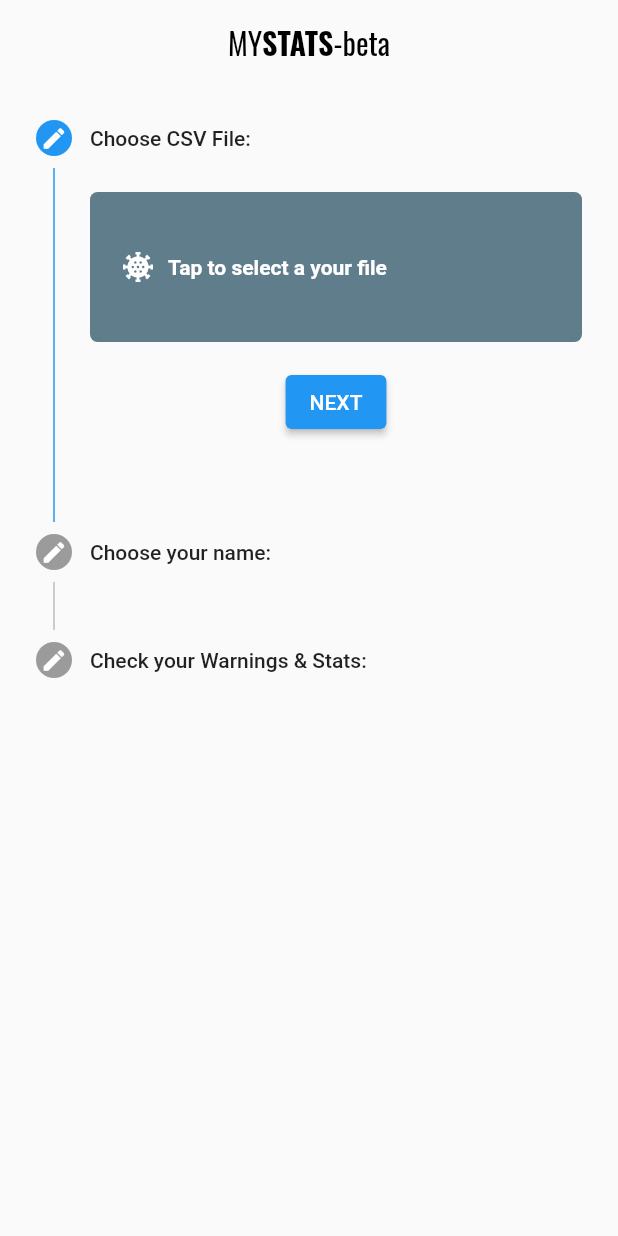
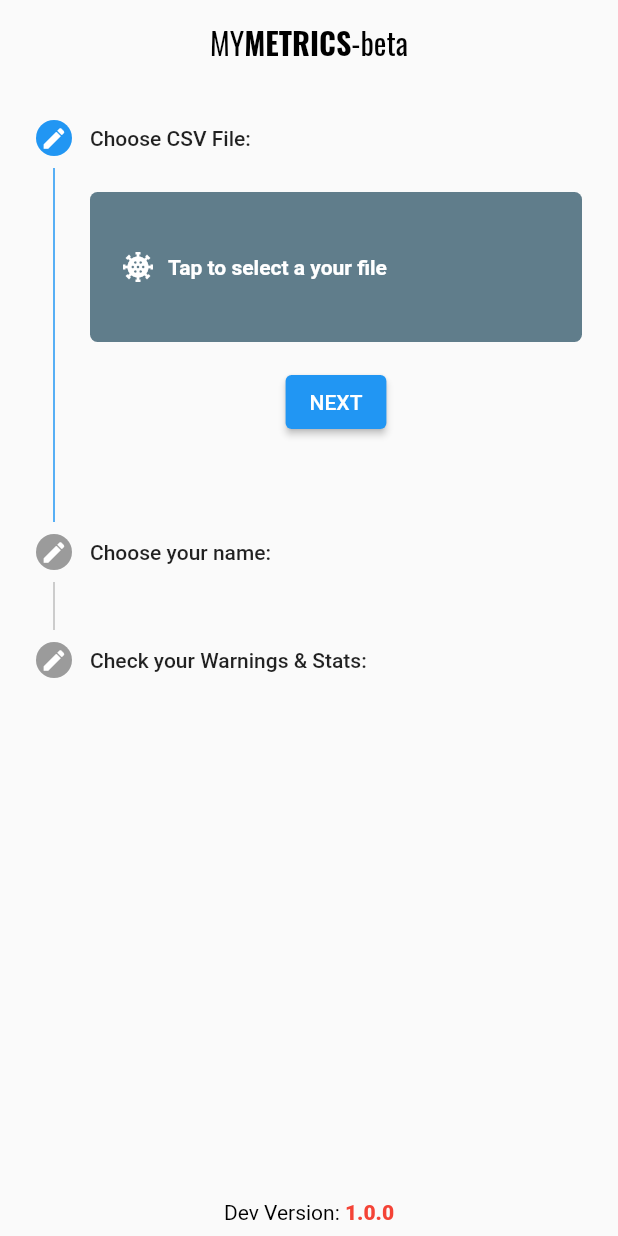
Before and after one commit to L-meck/qcsv, a Flutter app: the screen it shows after launch, on a phone screen of 412 x 824 dp. Run offline on Flutter 3.47's test engine with Material 2 defaults, Android fonts, the phone set to English and light mode, and no system bars; our stand-ins replace csv, file_picker, google_fonts.

Commit message:
still stuck

```diff
--- a/lib/debug_p.dart
+++ b/lib/debug_p.dart
@@ -1,6 +1,3 @@
-import 'package:flutter/material.dart';
-
-
 // String li2st(){
 //   if( data3[index][4].toString() == tsrName2 ||
 //         data3[index][4].toString() == 'TSR'){
--- a/lib/main.dart
+++ b/lib/main.dart
@@ -191,6 +191,13 @@ class _MyHomePageState extends State<MyHomePage> {
   @override
   Widget build(BuildContext context) {
     return Scaffold(
+      // floatingActionButtonLocation: FloatingActionButtonLocation.centerFloat,
+      // floatingActionButton: FloatingActionButton(
+      //     child: Icon(Icons.refresh),
+      //     onPressed: () async {
+      //       _pickFile();
+      //       //print(data);
+      //     }),
       appBar: AppBar(
         backgroundColor: Colors.transparent,
         shadowColor: Colors.transparent,
@@ -212,7 +219,7 @@ class _MyHomePageState extends State<MyHomePage> {
           ),
           children: [
             TextSpan(
-              text: 'STATS',
+              text: 'METRICS',
               style: GoogleFonts.oswald(
                   //cardo(
                   color: Colors.black,
@@ -230,7 +237,9 @@ class _MyHomePageState extends State<MyHomePage> {
           ],
         )),
       ),
-      body: Stepper(
+      body: Column(
+        children: [
+          Stepper(
             controlsBuilder: (BuildContext context, ControlsDetails controls) {
               return Padding(
                 padding: const EdgeInsets.symmetric(vertical: 16.0),
@@ -248,7 +257,9 @@ class _MyHomePageState extends State<MyHomePage> {
                             : const Text('NEXT'),
                       ),
                     //
-                if (_currentStep != 2 && _fileName != null && _tsrName != null)
+                    if (_currentStep != 2 &&
+                        _fileName != null &&
+                        _tsrName != null)
                       ElevatedButton(
                         onPressed: controls.onStepContinue,
                         child: const Text('NEXT..'),
@@ -272,7 +283,8 @@ class _MyHomePageState extends State<MyHomePage> {
                         },
                         child: const Text('Load Stats'),
                       ),
-                if (_currentStep == 1 || _fileName != null && _tsrName != null)
+                    if (_currentStep == 1 ||
+                        _fileName != null && _tsrName != null)
                       Padding(
                         padding: const EdgeInsets.only(left: 20.0),
                         child: TextButton(
@@ -308,6 +320,27 @@ class _MyHomePageState extends State<MyHomePage> {
             },
             currentStep: _currentStep,
             steps: _steps(),
+          ),
+          const Spacer(),
+          Padding(
+            padding: const EdgeInsets.only(bottom: 8.0),
+            child: RichText(
+              text: const TextSpan(
+                text: 'Dev Version: ',
+                style: TextStyle(color: Colors.black),
+                children: [
+                  TextSpan(
+                    text: '1.0.0',
+                    style: TextStyle(
+                      fontWeight: FontWeight.w900,
+                      color: Colors.red,
+                    ),
+                  ),
+                ],
+              ),
+            ),
+          )
+        ],
       ),
     );
   }
```
Also changed, not shown: lib/data.dart (+7 -15 lines), lib/tabs.dart (+67 -7 lines). Lines whose indentation alone changed are shown as unchanged.
